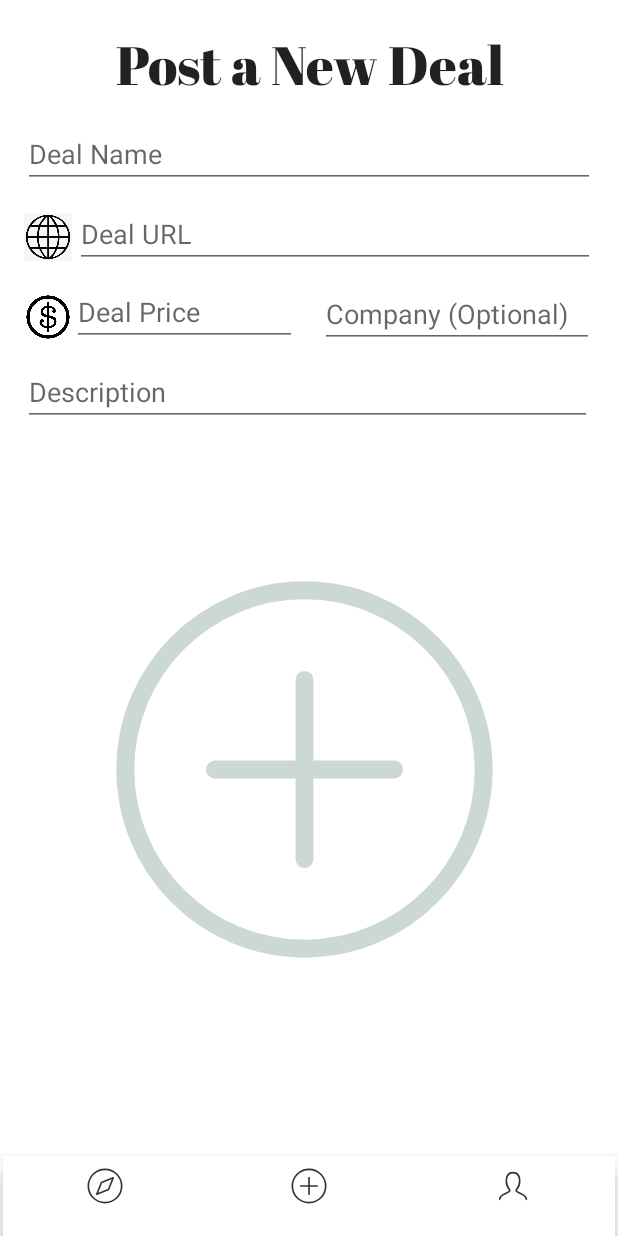
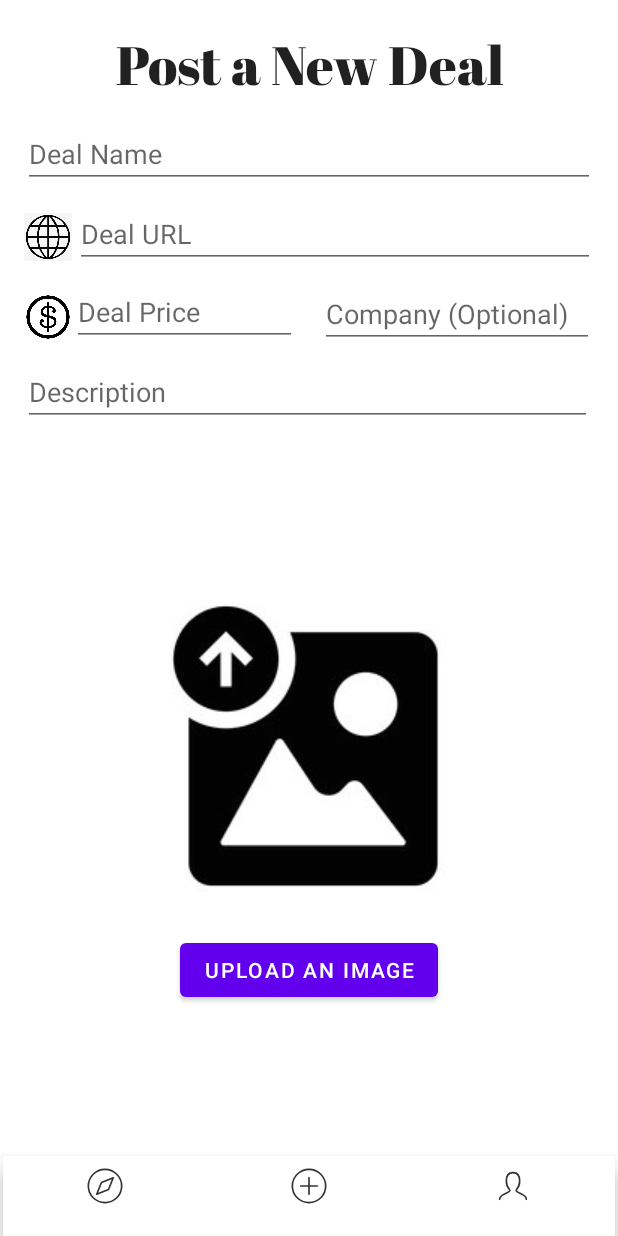
Before and after one commit to wahab65/AndroidApp, an Android app: the screen it shows after launch once a user with an empty profile is signed in (MainActivity), item 2 of the bottom bar chosen, on a phone screen of 412 x 824 dp. Run offline under Robolectric (Android 15) with nearby library versions, the phone set to English and light mode, and no system bars; our stand-ins replace Firebase (no records; nobody signed in at launch, a user with empty details on screens opened directly); libraries missing offline, so code that uses them is left out: jp.wasabeef.glide; pictures from the network do not load; Roboto replaces fonts that are not available here; 2 statements that could not run were skipped.

Commit message:
Fixed the Home Layout. Also working on Post Activity

```diff
--- a/app/build.gradle
+++ b/app/build.gradle
@@ -48,5 +48,8 @@ dependencies {
     androidTestImplementation 'androidx.test.ext:junit:1.1.2'
     implementation 'jp.wasabeef:glide-transformations:2.0.2'
     implementation 'com.github.bumptech.glide:glide:3.8.0'
+    implementation 'com.github.bumptech.glide:glide:4.11.0'
+    // Glide v4 uses this new annotation processor -- see https://bumptech.github.io/glide/doc/generatedapi.html
+    annotationProcessor 'com.github.bumptech.glide:compiler:4.11.0'
     androidTestImplementation 'androidx.test.espresso:espresso-core:3.3.0'
 }
--- a/app/src/main/java/com/example/deelio/RecyclerViewAdapter.java
+++ b/app/src/main/java/com/example/deelio/RecyclerViewAdapter.java
@@ -54,7 +54,7 @@ public class RecyclerViewAdapter extends RecyclerView.Adapter<RecyclerViewAdapte
 
         Glide.with(context)
                 .load(deal.getDealImage())
-                .bitmapTransform(new RoundedCornersTransformation(context, 10, 0))
+                .transform(new RoundedCornersTransformation(context, 10, 0))
                 .into(viewHolder.ivDealImage);
 
 
--- a/app/src/main/res/layout/fragment_post.xml
+++ b/app/src/main/res/layout/fragment_post.xml
@@ -55,21 +55,6 @@
         android:hint="Deal URL"
         android:inputType="textPersonName"
         app:layout_constraintEnd_toEndOf="parent" />
-
-    <ImageView
-        android:id="@+id/imageView2"
-        android:layout_width="266dp"
-        android:layout_height="258dp"
-        android:layout_alignParentStart="true"
-        android:layout_alignParentTop="true"
-        android:layout_centerHorizontal="true"
-        android:layout_marginStart="70dp"
-        android:layout_marginTop="384dp"
-        android:src="@drawable/add_tab"
-        app:layout_constraintEnd_toEndOf="parent"
-        app:layout_constraintHorizontal_bias="0.495"
-        app:layout_constraintStart_toStartOf="parent"
-        tools:layout_editor_absoluteY="342dp" />
 
     <ImageView
         android:id="@+id/imageView5"
@@ -137,4 +122,26 @@
         android:hint="Description"
         android:inputType="textPassword" />
 
+    <ImageView
+        android:id="@+id/imageView"
+        android:layout_width="241dp"
+        android:layout_height="wrap_content"
+        android:layout_alignParentStart="true"
+        android:layout_alignParentEnd="true"
+        android:layout_alignParentBottom="true"
+        android:layout_centerHorizontal="true"
+        android:layout_marginStart="85dp"
+        android:layout_marginEnd="84dp"
+        android:layout_marginBottom="161dp"
+        android:src="@drawable/image_upload" />
+
+    <Button
+        android:id="@+id/button"
+        android:layout_width="wrap_content"
+        android:layout_height="wrap_content"
+        android:layout_alignParentBottom="true"
+        android:layout_centerHorizontal="true"
+        android:layout_marginBottom="100dp"
+        android:text="Upload An Image" />
+
 </RelativeLayout>
--- a/app/src/main/res/layout/fragment_profile.xml
+++ b/app/src/main/res/layout/fragment_profile.xml
@@ -28,8 +28,10 @@
             android:visibility="visible"
             app:layout_constraintBottom_toBottomOf="parent"
             app:layout_constraintEnd_toEndOf="parent"
+            app:layout_constraintHorizontal_bias="0.949"
             app:layout_constraintStart_toStartOf="parent"
             app:layout_constraintTop_toTopOf="parent"
+            app:layout_constraintVertical_bias="0.06"
             tools:ignore="MissingConstraints" />
 
     </androidx.constraintlayout.widget.ConstraintLayout>
```
Also changed, not shown: app/src/main/res/layout/fragment_home.xml (+14 -12 lines), app/src/main/res/drawable/image_upload.jpg (added).
